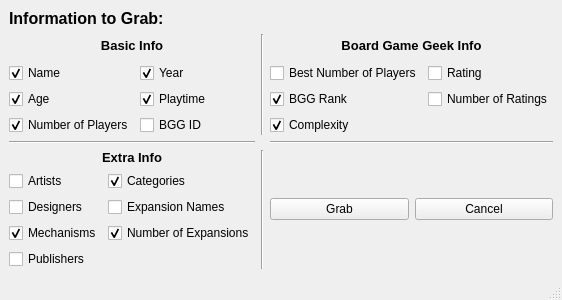
The window that info_to_grab.ui (lucaono13/Board-Game-Info-Grabber) describes before a commit, drawn with Qt 5.
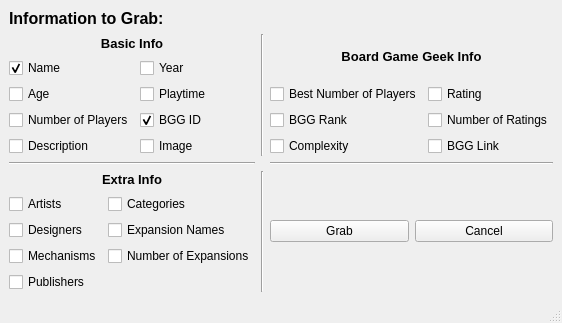
The same window after the commit.

Commit message: Added ability to get single info (name, year, players, time, etc)

The edit to the form file:
```diff
--- a/info_to_grab.ui
+++ b/info_to_grab.ui
@@ -7,7 +7,7 @@
     <x>0</x>
     <y>0</y>
     <width>510</width>
-    <height>300</height>
+    <height>323</height>
    </rect>
   </property>
   <property name="windowTitle">
@@ -58,43 +58,13 @@
       </item>
       <item>
        <layout class="QGridLayout" name="gridLayout_2">
-        <item row="2" column="0">
-         <widget class="QCheckBox" name="nPlayers">
-          <property name="text">
-           <string>Number of Players</string>
-          </property>
-          <property name="checked">
-           <bool>true</bool>
-          </property>
-         </widget>
-        </item>
-        <item row="0" column="0">
-         <widget class="QCheckBox" name="name">
-          <property name="text">
-           <string>Name</string>
-          </property>
-          <property name="checked">
-           <bool>true</bool>
-          </property>
-         </widget>
-        </item>
         <item row="1" column="0">
          <widget class="QCheckBox" name="age">
           <property name="text">
            <string>Age</string>
           </property>
           <property name="checked">
-           <bool>true</bool>
-          </property>
-         </widget>
-        </item>
-        <item row="0" column="1">
-         <widget class="QCheckBox" name="year">
-          <property name="text">
-           <string>Year</string>
-          </property>
-          <property name="checked">
-           <bool>true</bool>
+           <bool>false</bool>
           </property>
          </widget>
         </item>
@@ -104,15 +74,62 @@
            <string>Playtime</string>
           </property>
           <property name="checked">
+           <bool>false</bool>
+          </property>
+         </widget>
+        </item>
+        <item row="0" column="0">
+         <widget class="QCheckBox" name="name">
+          <property name="text">
+           <string>Name</string>
+          </property>
+          <property name="checked">
            <bool>true</bool>
           </property>
          </widget>
         </item>
+        <item row="2" column="0">
+         <widget class="QCheckBox" name="nPlayers">
+          <property name="text">
+           <string>Number of Players</string>
+          </property>
+          <property name="checked">
+           <bool>false</bool>
+          </property>
+         </widget>
+        </item>
+        <item row="0" column="1">
+         <widget class="QCheckBox" name="year">
+          <property name="text">
+           <string>Year</string>
+          </property>
+          <property name="checked">
+           <bool>false</bool>
+          </property>
+         </widget>
+        </item>
         <item row="2" column="1">
          <widget class="QCheckBox" name="bggUID">
           <property name="text">
            <string>BGG ID</string>
           </property>
+          <property name="checked">
+           <bool>true</bool>
+          </property>
+         </widget>
+        </item>
+        <item row="3" column="0">
+         <widget class="QCheckBox" name="description">
+          <property name="text">
+           <string>Description</string>
+          </property>
+         </widget>
+        </item>
+        <item row="3" column="1">
+         <widget class="QCheckBox" name="image">
+          <property name="text">
+           <string>Image</string>
+          </property>
          </widget>
         </item>
        </layout>
@@ -202,7 +219,7 @@
            <string>BGG Rank</string>
           </property>
           <property name="checked">
-           <bool>true</bool>
+           <bool>false</bool>
           </property>
          </widget>
         </item>
@@ -212,7 +229,7 @@
            <string>Complexity</string>
           </property>
           <property name="checked">
-           <bool>true</bool>
+           <bool>false</bool>
           </property>
          </widget>
         </item>
@@ -230,6 +247,13 @@
           </property>
          </widget>
         </item>
+        <item row="2" column="1">
+         <widget class="QCheckBox" name="bgg_link">
+          <property name="text">
+           <string>BGG Link</string>
+          </property>
+         </widget>
+        </item>
        </layout>
       </item>
      </layout>
@@ -270,7 +294,7 @@
            <string>Mechanisms</string>
           </property>
           <property name="checked">
-           <bool>true</bool>
+           <bool>false</bool>
           </property>
          </widget>
         </item>
@@ -280,7 +304,7 @@
            <string>Number of Expansions</string>
           </property>
           <property name="checked">
-           <bool>true</bool>
+           <bool>false</bool>
           </property>
          </widget>
         </item>
@@ -304,7 +328,7 @@
            <string>Categories</string>
           </property>
           <property name="checked">
-           <bool>true</bool>
+           <bool>false</bool>
           </property>
          </widget>
         </item>
```
The commit also changes 4 other files.
